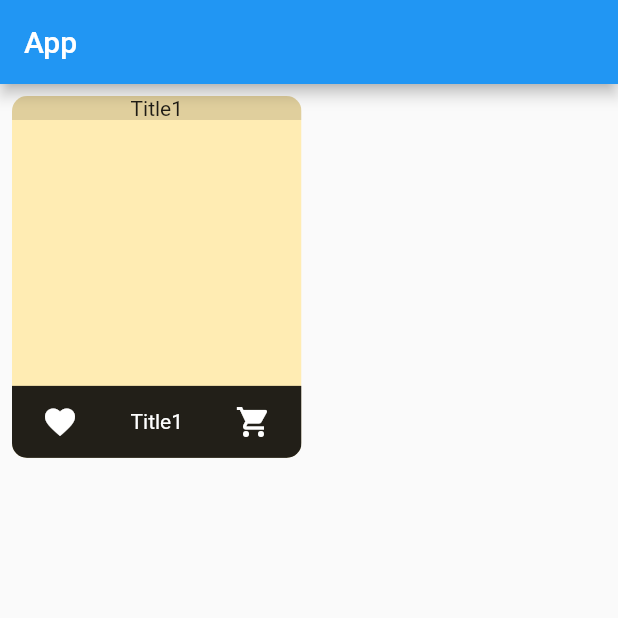
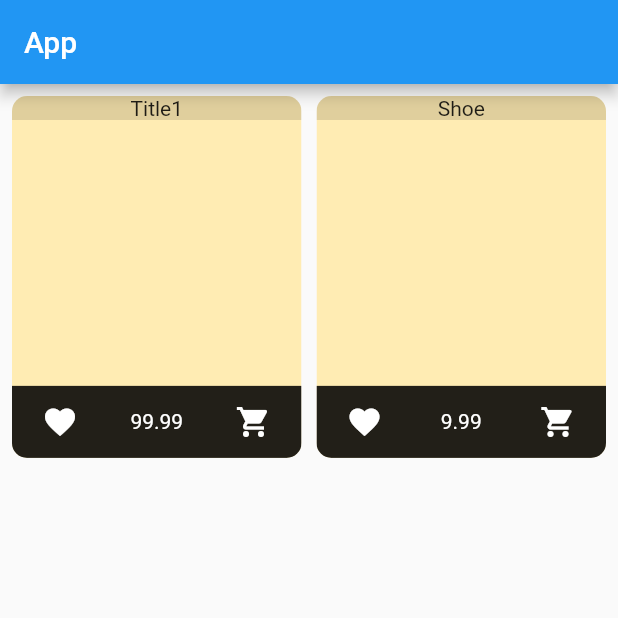
Before and after one commit to nevarwin/Food-Critic-App, a Flutter app: the screen it shows after launch, on a phone screen of 412 x 824 dp, the top half of it. Run offline on Flutter 3.47's test engine with Material 2 defaults, Android fonts, the phone set to English and light mode, and no system bars.

Commit message:
added provider

```diff
--- a/Food-Critic-App/addtocart_favorite_app/lib/main.dart
+++ b/Food-Critic-App/addtocart_favorite_app/lib/main.dart
@@ -1,5 +1,8 @@
+import 'package:addtocart_favorite_app/provider/product_provider.dart';
+import 'package:addtocart_favorite_app/screens/product_details_screen.dart';
 import 'package:addtocart_favorite_app/screens/product_screen.dart';
 import 'package:flutter/material.dart';
+import 'package:provider/provider.dart';
 
 void main() {
   runApp(const MyApp());
@@ -11,12 +14,19 @@ class MyApp extends StatelessWidget {
   // This widget is the root of your application.
   @override
   Widget build(BuildContext context) {
-    return MaterialApp(
-      title: 'Flutter Demo',
-      theme: ThemeData(
-        primarySwatch: Colors.blue,
+    return ChangeNotifierProvider(
+      create: (context) => ProductProvider(),
+      child: MaterialApp(
+        title: 'Flutter Demo',
+        theme: ThemeData(
+          primarySwatch: Colors.blue,
+        ),
+        home: const ProductScreen(),
+        routes: {
+          ProductDetailScreen.routeName: (context) =>
+              const ProductDetailScreen(),
+        },
       ),
-      home: ProductScreen(),
     );
   }
 }
--- a/Food-Critic-App/addtocart_favorite_app/lib/provider/product_model.dart
+++ b/Food-Critic-App/addtocart_favorite_app/lib/models/product_model.dart
@@ -1,11 +1,13 @@
 class Product {
   final String id;
   final String title;
+  final double price;
   bool isFavorite;
 
   Product({
     required this.id,
     required this.title,
+    required this.price,
     this.isFavorite = false,
   });
 }
--- a/Food-Critic-App/addtocart_favorite_app/lib/provider/product_provider.dart
+++ b/Food-Critic-App/addtocart_favorite_app/lib/provider/product_provider.dart
@@ -1,10 +1,25 @@
 import 'package:flutter/material.dart';
-import './product_model.dart';
+import '../models/product_model.dart';
 
 class ProductProvider with ChangeNotifier {
-  final List<Product> _productList = [];
+  final List<Product> _productList = [
+    Product(
+      id: DateTime.now().toIso8601String(),
+      title: 'Title1',
+      price: 99.99,
+    ),
+    Product(
+      id: DateTime.now().toIso8601String(),
+      title: 'Shoe',
+      price: 9.99,
+    ),
+  ];
 
-  List<Product> get productList {
+  List<Product> get getProductList {
     return [..._productList];
   }
+
+  Product findById(String id) {
+    return _productList.firstWhere((element) => element.id == id);
+  }
 }
--- /dev/null
+++ b/Food-Critic-App/addtocart_favorite_app/lib/screens/product_details_screen.dart
@@ -0,0 +1,17 @@
+import 'package:flutter/material.dart ';
+
+class ProductDetailScreen extends StatelessWidget {
+  const ProductDetailScreen({Key? key}) : super(key: key);
+
+  static const routeName = '/product-detail-screen';
+
+  @override
+  Widget build(BuildContext context) {
+    final prodTitle = ModalRoute.of(context)?.settings.arguments as String;
+    return Scaffold(
+      appBar: AppBar(
+        title: Text(prodTitle),
+      ),
+    );
+  }
+}
--- a/Food-Critic-App/addtocart_favorite_app/lib/screens/product_screen.dart
+++ b/Food-Critic-App/addtocart_favorite_app/lib/screens/product_screen.dart
@@ -1,19 +1,12 @@
-import 'package:addtocart_favorite_app/provider/product_model.dart';
 import 'package:flutter/material.dart';
 
-import '../widgets/product_item_widget.dart';
+import '../models/product_model.dart';
+import '../widgets/product_grid_widget.dart';
 
 class ProductScreen extends StatelessWidget {
-  ProductScreen({
+  const ProductScreen({
     Key? key,
   }) : super(key: key);
-
-  final List<Product> productList = [
-    Product(
-      id: DateTime.now().toIso8601String(),
-      title: 'Title1',
-    ),
-  ];
 
   @override
   Widget build(BuildContext context) {
@@ -21,23 +14,7 @@ class ProductScreen extends StatelessWidget {
       appBar: AppBar(
         title: const Text('App'),
       ),
-      body: Padding(
-        padding: const EdgeInsets.all(8.0),
-        child: GridView.builder(
-          itemCount: productList.length,
-          itemBuilder: (context, index) {
-            return ProductItemWidget(
-              title: productList[index].title,
-            );
-          },
-          gridDelegate: const SliverGridDelegateWithFixedCrossAxisCount(
-            crossAxisCount: 2,
-            childAspectRatio: 4 / 5,
-            crossAxisSpacing: 10,
-            mainAxisSpacing: 10,
-          ),
-        ),
-      ),
+      body: const ProductGridWidget(),
     );
   }
 }
--- /dev/null
+++ b/Food-Critic-App/addtocart_favorite_app/lib/widgets/product_grid_widget.dart
@@ -0,0 +1,36 @@
+import 'package:addtocart_favorite_app/provider/product_provider.dart';
+import 'package:flutter/material.dart';
+import 'package:provider/provider.dart';
+
+import './product_item_widget.dart';
+
+class ProductGridWidget extends StatelessWidget {
+  const ProductGridWidget({
+    Key? key,
+  }) : super(key: key);
+
+  @override
+  Widget build(BuildContext context) {
+    final productData = Provider.of<ProductProvider>(context);
+    final productList = productData.getProductList;
+
+    return Padding(
+      padding: const EdgeInsets.all(8.0),
+      child: GridView.builder(
+        itemCount: productList.length,
+        itemBuilder: (context, index) {
+          return ProductItemWidget(
+            title: productList[index].title,
+            price: productList[index].price,
+          );
+        },
+        gridDelegate: const SliverGridDelegateWithFixedCrossAxisCount(
+          crossAxisCount: 2,
+          childAspectRatio: 4 / 5,
+          crossAxisSpacing: 10,
+          mainAxisSpacing: 10,
+        ),
+      ),
+    );
+  }
+}
--- a/Food-Critic-App/addtocart_favorite_app/lib/widgets/product_item_widget.dart
+++ b/Food-Critic-App/addtocart_favorite_app/lib/widgets/product_item_widget.dart
@@ -1,17 +1,27 @@
+import 'package:addtocart_favorite_app/screens/product_details_screen.dart';
 import 'package:flutter/material.dart';
 
 class ProductItemWidget extends StatelessWidget {
   const ProductItemWidget({
     Key? key,
     required this.title,
+    required this.price,
   }) : super(key: key);
 
   final String title;
+  final double price;
 
   @override
   Widget build(BuildContext context) {
     return ClipRRect(
       borderRadius: BorderRadius.circular(10),
+      child: GestureDetector(
+        onTap: () {
+          Navigator.of(context).pushNamed(
+            ProductDetailScreen.routeName,
+            arguments: title,
+          );
+        },
         child: GridTile(
           header: Container(
             color: Colors.black12,
@@ -29,7 +39,7 @@ class ProductItemWidget extends StatelessWidget {
               ),
             ),
             title: Text(
-            title,
+              '$price',
               textAlign: TextAlign.center,
             ),
             trailing: IconButton(
@@ -43,6 +53,7 @@ class ProductItemWidget extends StatelessWidget {
             color: Colors.amber[100],
           ),
         ),
+      ),
     );
   }
 }
```
Lines whose indentation alone changed are shown as unchanged.
